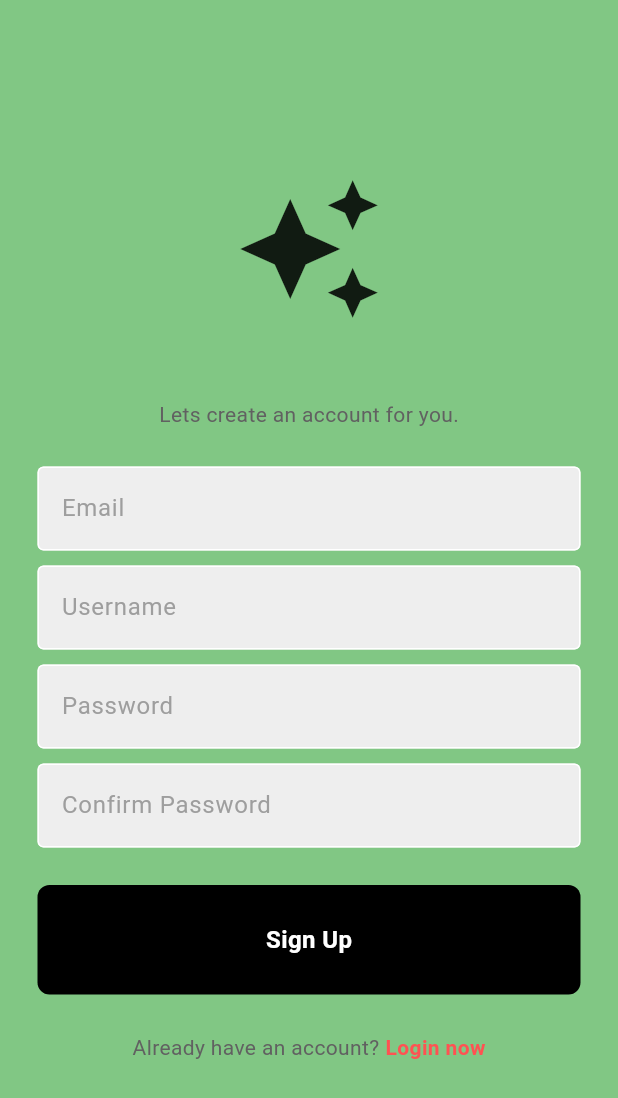
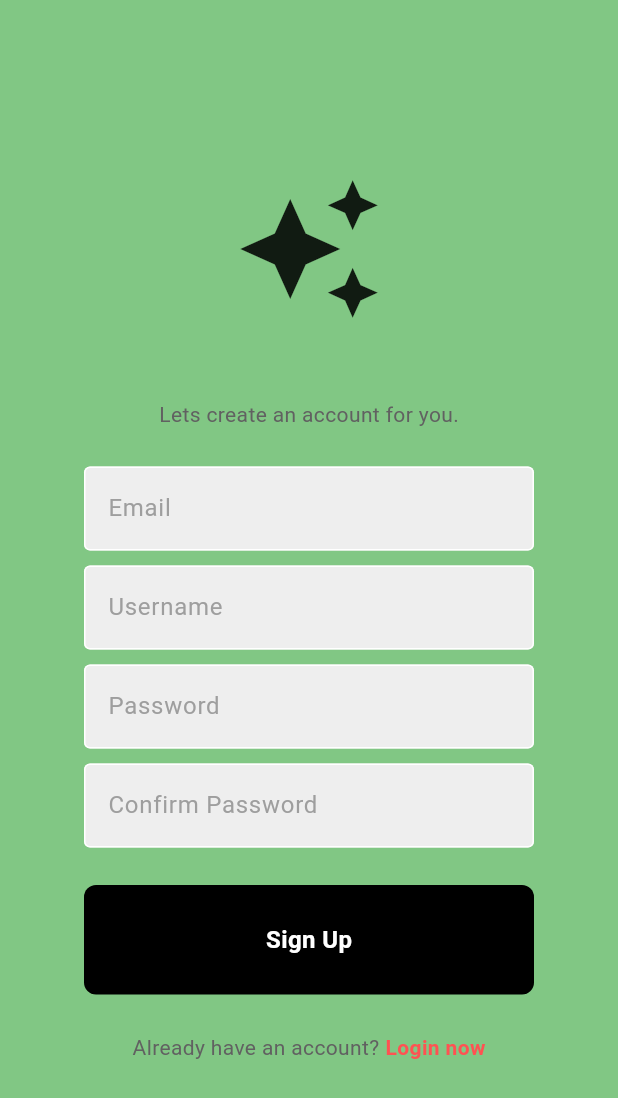
Before and after one commit to fredrikkri/pokemon_WepApp, a Flutter app: the screen it shows after launch, after a tap on "Registrer now", on a phone screen of 412 x 824 dp. Shown: the top 1098 px of the screen. Run offline on Flutter 3.47's test engine with Material 3 defaults, Android fonts, the phone set to English and light mode, and no system bars; our stand-ins replace cloud_firestore, firebase_auth, firebase_core; accounts and stored records are empty; network calls fail.

Commit message:
ordnet på widt på login og registrer page

```diff
--- a/pokemon_webapp/lib/pages/login_page.dart
+++ b/pokemon_webapp/lib/pages/login_page.dart
@@ -52,6 +52,10 @@ class _LoginPageState extends State<LoginPage> {
         child: Center(
           child: Padding(
             padding: const EdgeInsets.symmetric(horizontal: 25.0),
+            child: Container(
+              constraints: const BoxConstraints(
+                maxWidth: 300,
+              ),
               child: Column(
                 mainAxisAlignment: MainAxisAlignment.center,
                 children: [
@@ -60,7 +64,6 @@ class _LoginPageState extends State<LoginPage> {
                     Icons.auto_awesome_sharp,
                     size: 100,
                   ),
-
                   const SizedBox(
                     height: 50,
                   ),
@@ -130,6 +133,7 @@ class _LoginPageState extends State<LoginPage> {
             ),
           ),
         ),
+      ),
     );
   }
 }
--- a/pokemon_webapp/lib/pages/register_page.dart
+++ b/pokemon_webapp/lib/pages/register_page.dart
@@ -65,6 +65,10 @@ class _RegisterPageState extends State<RegisterPage> {
         child: Center(
           child: Padding(
             padding: const EdgeInsets.symmetric(horizontal: 25.0),
+            child: Container(
+              constraints: const BoxConstraints(
+                maxWidth: 300,
+              ),
               child: Column(
                 mainAxisAlignment: MainAxisAlignment.center,
                 children: [
@@ -161,6 +165,7 @@ class _RegisterPageState extends State<RegisterPage> {
             ),
           ),
         ),
+      ),
     );
   }
 }
```
Lines whose indentation alone changed are shown as unchanged.
